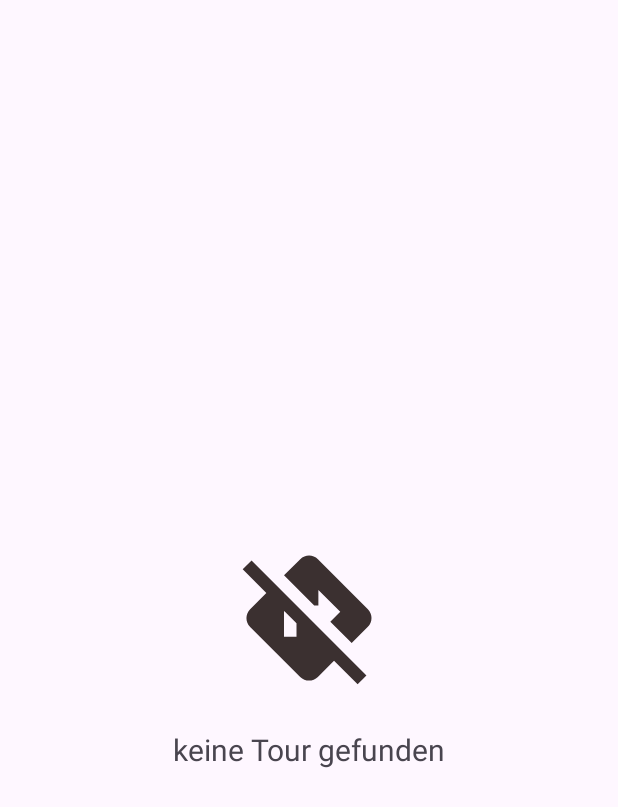
After one commit to reinhardherrmann/Touren_ApplicationMaterial_3, an Android app: the layout empty_touren_list.xml on its own in the app's theme, with its tools: preview values and no code run, on a phone screen of 412 x 824 dp. The commit adds this screen. Shown: the top 807 px of the screen. Run offline under Robolectric (Android 15) with nearby library versions, the phone set to English and light mode, and no system bars.

Commit message:
Step 08     Create Layout touren_list_fragment with toolbar             FloatingactionButton added and layout resource for empty             touren list added as well             Menu for appbar ceated             added several icons
            app tested

```diff
--- a/app/src/main/java/de/orome/tourenapplication/MainActivity.kt
+++ b/app/src/main/java/de/orome/tourenapplication/MainActivity.kt
@@ -24,11 +24,11 @@ class MainActivity : AppCompatActivity() {
         binding = ActivityMainBinding.inflate(layoutInflater)
         setContentView(binding.root)
 
-        setSupportActionBar(binding.toolbar)
+        //setSupportActionBar(binding.toolbar)
 
         val navController = findNavController(R.id.nav_host_fragment_content_main)
-        appBarConfiguration = AppBarConfiguration(navController.graph)
-        setupActionBarWithNavController(navController, appBarConfiguration)
+//        appBarConfiguration = AppBarConfiguration(navController.graph)
+//        setupActionBarWithNavController(navController, appBarConfiguration)
 
 
     }
--- /dev/null
+++ b/app/src/main/res/drawable/baseline_directions_off_24.xml
@@ -0,0 +1,6 @@
+<vector android:height="24dp" android:tint="#000000"
+    android:viewportHeight="24" android:viewportWidth="24"
+    android:width="24dp" xmlns:android="http://schemas.android.com/apk/res/android">
+    <path android:fillColor="@android:color/white" android:pathData="M12.83,10h0.67V7.5L17,11l-1.59,1.59L18.83,16l2.59,-2.59c0.78,-0.78 0.78,-2.05 0,-2.83l-7.99,-8c-0.78,-0.78 -2.05,-0.78 -2.83,0L8,5.17L12.83,10z"/>
+    <path android:fillColor="@android:color/white" android:pathData="M2.81,2.81L1.39,4.22L5.17,8l-2.59,2.59c-0.78,0.78 -0.78,2.05 0,2.83l8.01,8c0.78,0.78 2.05,0.78 2.83,0L16,18.83l3.78,3.78l1.41,-1.41L2.81,2.81zM10,15H8v-4c0,-0.05 0.02,-0.09 0.03,-0.14L10,12.83V15z"/>
+</vector>
--- /dev/null
+++ b/app/src/main/res/drawable/baseline_sort_24.xml
@@ -0,0 +1,5 @@
+<vector android:autoMirrored="true" android:height="24dp"
+    android:tint="#ffffff" android:viewportHeight="24"
+    android:viewportWidth="24" android:width="24dp" xmlns:android="http://schemas.android.com/apk/res/android">
+    <path android:fillColor="@android:color/white" android:pathData="M3,18h6v-2L3,16v2zM3,6v2h18L21,6L3,6zM3,13h12v-2L3,11v2z"/>
+</vector>
--- /dev/null
+++ b/app/src/main/res/drawable/baseline_stop_.xml
@@ -0,0 +1,5 @@
+<vector android:height="24dp" android:tint="#ffffff"
+    android:viewportHeight="24" android:viewportWidth="24"
+    android:width="24dp" xmlns:android="http://schemas.android.com/apk/res/android">
+    <path android:fillColor="@android:color/white" android:pathData="M12,2C6.48,2 2,6.48 2,12c0,5.52 4.48,10 10,10s10,-4.48 10,-10C22,6.48 17.52,2 12,2zM16,16H8V8h8V16z"/>
+</vector>
--- /dev/null
+++ b/app/src/main/res/drawable/ic_search.xml
@@ -0,0 +1,5 @@
+<vector android:height="24dp" android:tint="#ffffff"
+    android:viewportHeight="24" android:viewportWidth="24"
+    android:width="24dp" xmlns:android="http://schemas.android.com/apk/res/android">
+    <path android:fillColor="@android:color/white" android:pathData="M15.5,14h-0.79l-0.28,-0.27C15.41,12.59 16,11.11 16,9.5 16,5.91 13.09,3 9.5,3S3,5.91 3,9.5 5.91,16 9.5,16c1.61,0 3.09,-0.59 4.23,-1.57l0.27,0.28v0.79l5,4.99L20.49,19l-4.99,-5zM9.5,14C7.01,14 5,11.99 5,9.5S7.01,5 9.5,5 14,7.01 14,9.5 11.99,14 9.5,14z"/>
+</vector>
--- /dev/null
+++ b/app/src/main/res/layout/empty_touren_list.xml
@@ -0,0 +1,31 @@
+<?xml version="1.0" encoding="utf-8"?>
+<androidx.constraintlayout.widget.ConstraintLayout xmlns:android="http://schemas.android.com/apk/res/android"
+    xmlns:app="http://schemas.android.com/apk/res-auto"
+    xmlns:tools="http://schemas.android.com/tools"
+    android:layout_width="match_parent"
+    android:layout_height="match_parent">
+
+    <ImageView
+        android:id="@+id/img_no_tour"
+        android:layout_width="100dp"
+        android:layout_height="100dp"
+        android:tint="#3B3030"
+        app:layout_constraintBottom_toBottomOf="parent"
+        app:layout_constraintEnd_toEndOf="parent"
+        app:layout_constraintHorizontal_bias="0.5"
+        app:layout_constraintStart_toStartOf="parent"
+        app:layout_constraintTop_toTopOf="parent"
+        app:layout_constraintVertical_bias="0.5"
+        app:srcCompat="@drawable/baseline_directions_off_24" />
+
+    <TextView
+        android:layout_width="wrap_content"
+        android:layout_height="wrap_content"
+        android:layout_marginTop="24dp"
+        android:text="keine Tour gefunden"
+        android:textSize="20dp"
+        app:layout_constraintEnd_toEndOf="parent"
+        app:layout_constraintHorizontal_bias="0.5"
+        app:layout_constraintStart_toStartOf="parent"
+        app:layout_constraintTop_toBottomOf="@+id/img_no_tour" />
+</androidx.constraintlayout.widget.ConstraintLayout>
```
Also changed, not shown: app/src/main/res/drawable/baseline_add_road_24.xml (added, +10 -0 lines), app/src/main/res/layout/activity_main.xml (+2 -6 lines), app/src/main/res/layout/fragment_touren_list.xml (+44 -3 lines), app/src/main/res/menu/menu_touren.xml (added, +26 -0 lines), 1 other file.
